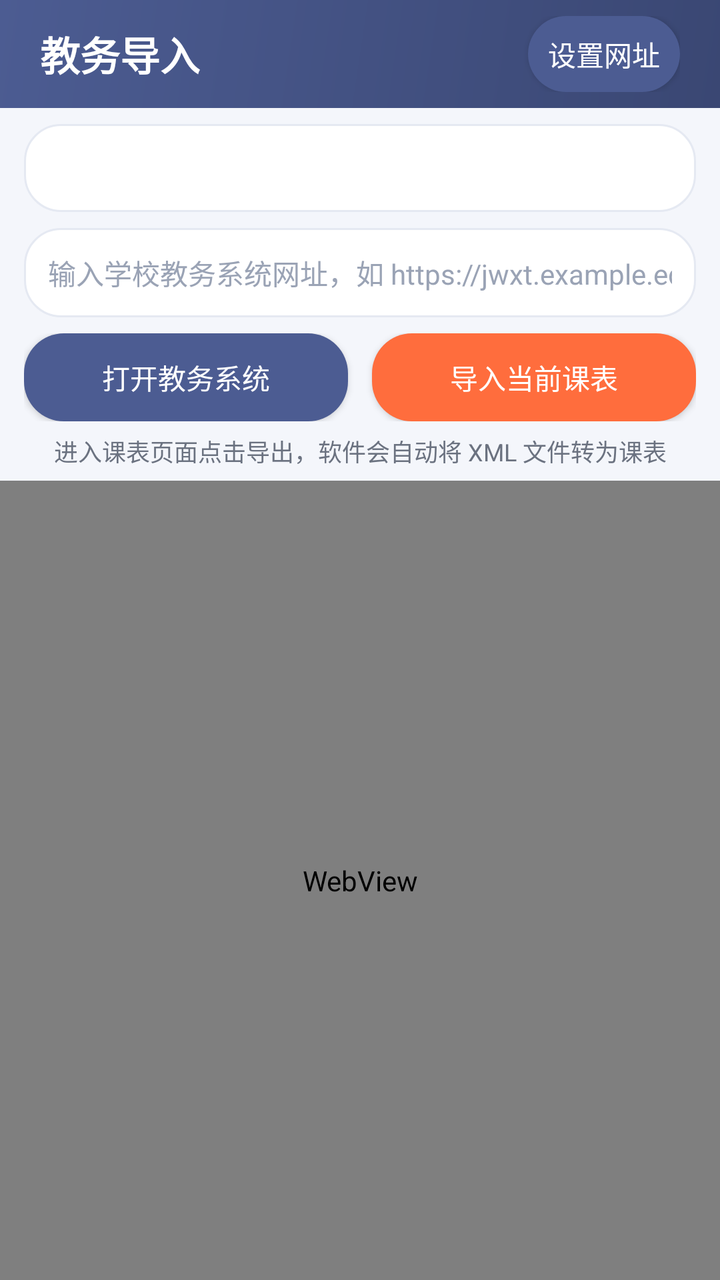
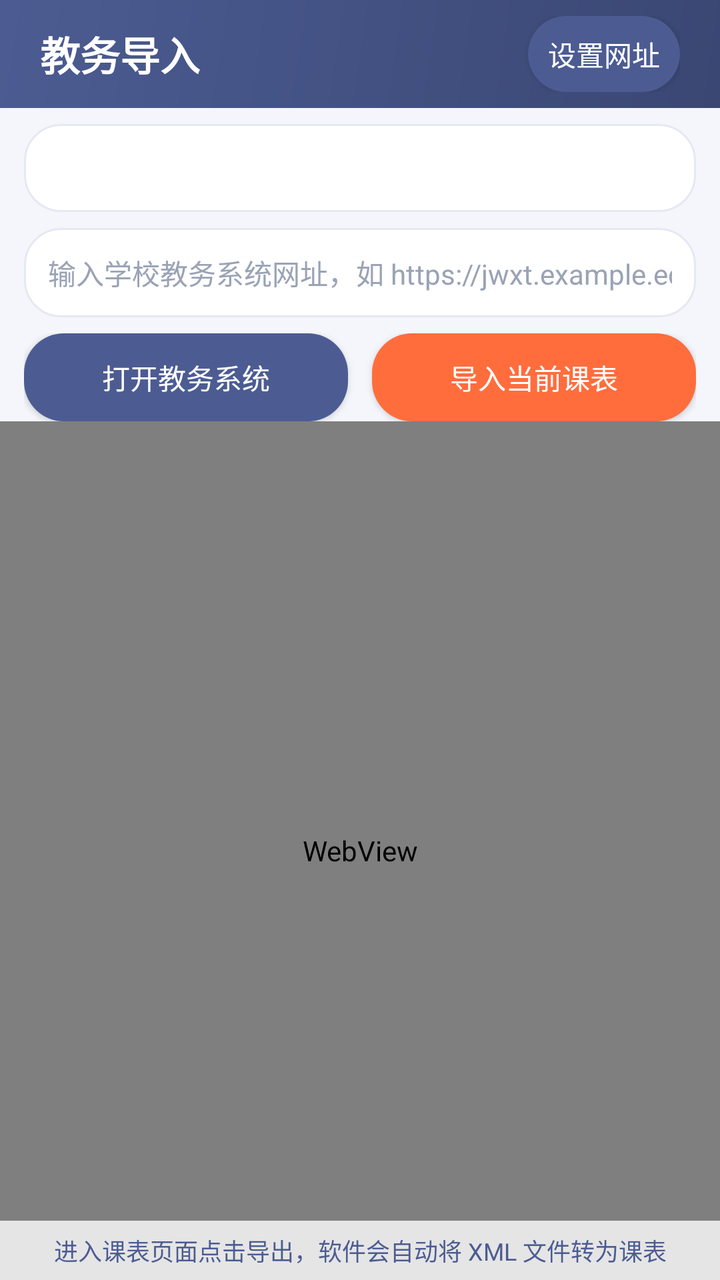

Screens rendered from an Android XML layout before and after an edit, with the pre-edit source and the edit as a unified diff.
<!-- AndroidManifest.xml: application theme Theme.QingKebiao -->
<!-- res/layout/activity_web_import.xml -->
<?xml version="1.0" encoding="utf-8"?>
<LinearLayout xmlns:android="http://schemas.android.com/apk/res/android"
    android:orientation="vertical"
    android:background="#F4F6FB"
    android:layout_width="match_parent"
    android:layout_height="match_parent">

    <LinearLayout
        android:orientation="vertical"
        android:background="@drawable/bg_header"
        android:paddingLeft="20dp"
        android:paddingRight="20dp"
        android:paddingTop="8dp"
        android:paddingBottom="8dp"
        android:layout_width="match_parent"
        android:layout_height="wrap_content">
        <LinearLayout
            android:orientation="horizontal"
            android:gravity="center_vertical"
            android:layout_width="match_parent"
            android:layout_height="wrap_content">
            <TextView
                android:text="教务导入"
                android:textColor="#FFFFFF"
                android:textSize="20sp"
                android:textStyle="bold"
                android:layout_width="0dp"
                android:layout_height="wrap_content"
                android:layout_weight="1" />
            <Button
                android:id="@+id/btn_toggle_controls"
                android:text="设置网址"
                android:textColor="#FFFFFF"
                android:background="@drawable/bg_button_dark"
                android:layout_width="wrap_content"
                android:layout_height="38dp"
                android:minWidth="0dp"
                android:paddingLeft="10dp"
                android:paddingRight="10dp" />
        </LinearLayout>
    </LinearLayout>

    <LinearLayout
        android:id="@+id/controls_panel"
        android:orientation="vertical"
        android:layout_width="match_parent"
        android:layout_height="wrap_content">
        <Spinner
            android:id="@+id/sp_school_preset"
            android:layout_marginLeft="12dp"
            android:layout_marginRight="12dp"
            android:layout_marginTop="8dp"
            android:background="@drawable/bg_search_box"
            android:paddingLeft="10dp"
            android:paddingRight="10dp"
            android:layout_width="match_parent"
            android:layout_height="44dp" />

        <EditText
            android:id="@+id/et_school_url"
            android:hint="输入学校教务系统网址，如 https://jwxt.example.edu.cn"
            android:textSize="14sp"
            android:textColor="#2D3142"
            android:textColorHint="#9AA3B5"
            android:background="@drawable/bg_search_box"
            android:padding="12dp"
            android:inputType="textUri"
            android:layout_marginLeft="12dp"
            android:layout_marginRight="12dp"
            android:layout_marginTop="8dp"
            android:layout_width="match_parent"
            android:layout_height="wrap_content" />

        <LinearLayout
            android:orientation="horizontal"
            android:paddingLeft="12dp"
            android:paddingRight="12dp"
            android:paddingTop="8dp"
            android:paddingBottom="0dp"
            android:layout_width="match_parent"
            android:layout_height="wrap_content">
            <Button
                android:id="@+id/btn_open_schedule"
                android:text="打开教务系统"
                android:textColor="#FFFFFF"
                android:background="@drawable/bg_button_dark"
                android:layout_width="0dp"
                android:layout_height="44dp"
                android:layout_weight="1"
                android:layout_marginRight="6dp" />
            <Button
                android:id="@+id/btn_import_schedule"
                android:text="导入当前课表"
                android:textColor="#FFFFFF"
                android:background="@drawable/bg_button_primary"
                android:layout_width="0dp"
                android:layout_height="44dp"
                android:layout_weight="1"
                android:layout_marginLeft="6dp" />
        </LinearLayout>
    </LinearLayout>

    <TextView
        android:id="@+id/tv_import_tip"
        android:text="进入课表页面点击导出，软件会自动将 XML 文件转为课表"
        android:textColor="#6B7280"
        android:textSize="12sp"
        android:gravity="center"
        android:paddingTop="6dp"
        android:paddingBottom="6dp"
        android:paddingLeft="12dp"
        android:paddingRight="12dp"
        android:background="#F4F6FB"
        android:layout_width="match_parent"
        android:layout_height="wrap_content" />

    <WebView
        android:id="@+id/webview"
        android:layout_width="match_parent"
        android:layout_height="0dp"
        android:layout_weight="1" />
</LinearLayout>
<!-- resources referenced by this layout -->
<resources>
  <!-- drawable bg_button_dark (drawable) -->
  <shape xmlns:android="http://schemas.android.com/apk/res/android">
      <solid android:color="#4C5C92" />
      <corners android:radius="20dp" />
  </shape>
  <!-- drawable bg_button_primary (drawable) -->
  <shape xmlns:android="http://schemas.android.com/apk/res/android">
      <solid android:color="#FF6D3D" />
      <corners android:radius="20dp" />
  </shape>
  <!-- drawable bg_header (drawable) -->
  <shape xmlns:android="http://schemas.android.com/apk/res/android">
      <gradient
          android:startColor="#4C5C92"
          android:endColor="#3A4773"
          android:angle="315" />
  </shape>
  <!-- drawable bg_search_box (drawable) -->
  <shape xmlns:android="http://schemas.android.com/apk/res/android">
      <solid android:color="#FFFFFF" />
      <corners android:radius="18dp" />
      <stroke android:width="1dp" android:color="#E5E9F2" />
  </shape>
  <style name="Theme.QingKebiao" parent="@android:style/Theme.Material.Light.NoActionBar">
          <item name="android:colorPrimary">#4C5C92</item>
          <item name="android:colorAccent">#FF6D3D</item>
          <item name="android:windowBackground">#F4F6FB</item>
          <item name="android:navigationBarColor">#FFFFFF</item>
          <item name="android:statusBarColor">#3A4773</item>
          <item name="android:textColorPrimary">#2D3142</item>
      </style>
</resources>

<!-- the commit's change to res/layout/activity_web_import.xml (unified diff, before → after) -->
@@ -100,23 +100,27 @@
         </LinearLayout>
     </LinearLayout>
 
-    <TextView
-        android:id="@+id/tv_import_tip"
-        android:text="进入课表页面点击导出，软件会自动将 XML 文件转为课表"
-        android:textColor="#6B7280"
-        android:textSize="12sp"
-        android:gravity="center"
-        android:paddingTop="6dp"
-        android:paddingBottom="6dp"
-        android:paddingLeft="12dp"
-        android:paddingRight="12dp"
-        android:background="#F4F6FB"
-        android:layout_width="match_parent"
-        android:layout_height="wrap_content" />
-
-    <WebView
-        android:id="@+id/webview"
+    <FrameLayout
         android:layout_width="match_parent"
         android:layout_height="0dp"
-        android:layout_weight="1" />
+        android:layout_weight="1">
+        <WebView
+            android:id="@+id/webview"
+            android:layout_width="match_parent"
+            android:layout_height="match_parent" />
+        <TextView
+            android:id="@+id/tv_import_tip"
+            android:text="进入课表页面点击导出，软件会自动将 XML 文件转为课表"
+            android:textColor="#4C5C92"
+            android:textSize="12sp"
+            android:gravity="center"
+            android:paddingTop="6dp"
+            android:paddingBottom="6dp"
+            android:paddingLeft="12dp"
+            android:paddingRight="12dp"
+            android:background="#CCFFFFFF"
+            android:layout_gravity="bottom|center_horizontal"
+            android:layout_width="match_parent"
+            android:layout_height="wrap_content" />
+    </FrameLayout>
 </LinearLayout>
